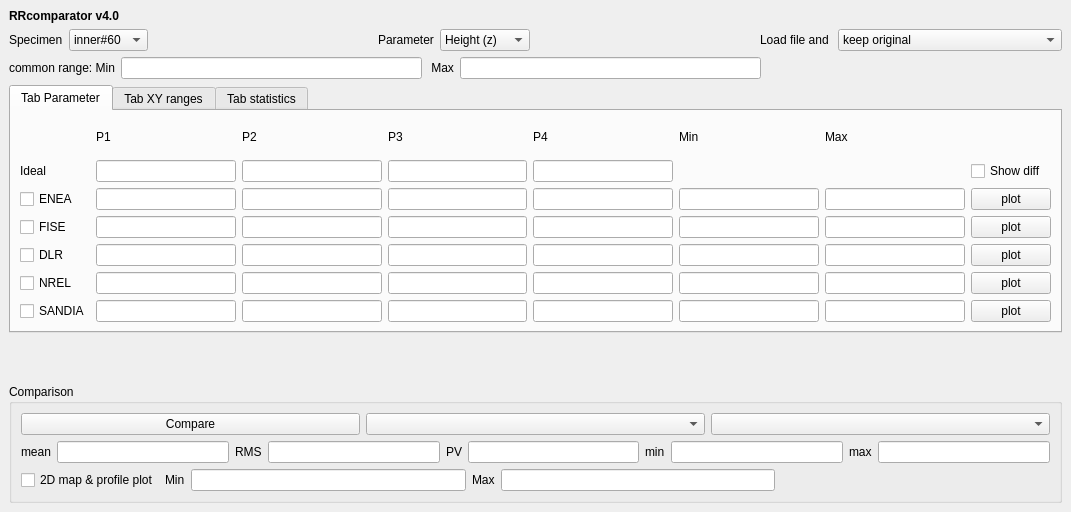
Before: the Qt Designer form Workspace/qtSource/RRcomparator/rrcmp.ui in mmonty1960/RRcomparator, drawn with Qt 5.
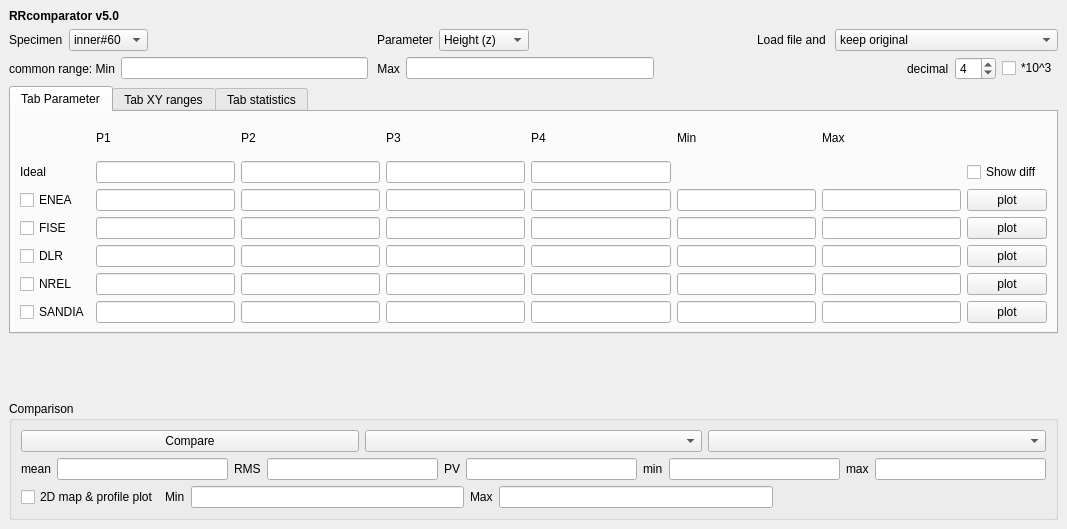
After: the same form once the commit is applied.

Patch:
```diff
--- a/Workspace/qtSource/RRcomparator/rrcmp.ui
+++ b/Workspace/qtSource/RRcomparator/rrcmp.ui
@@ -6,8 +6,8 @@
    <rect>
     <x>0</x>
     <y>0</y>
-    <width>1071</width>
-    <height>512</height>
+    <width>1067</width>
+    <height>529</height>
    </rect>
   </property>
   <property name="windowTitle">
@@ -23,7 +23,7 @@
        </font>
       </property>
       <property name="text">
-       <string>RRcomparator v4.0</string>
+       <string>RRcomparator v5.0</string>
       </property>
      </widget>
     </item>
@@ -206,6 +206,30 @@
         </property>
        </spacer>
       </item>
+      <item>
+       <widget class="QLabel" name="label_40">
+        <property name="text">
+         <string>decimal</string>
+        </property>
+       </widget>
+      </item>
+      <item>
+       <widget class="QSpinBox" name="spinBox_decimal">
+        <property name="maximum">
+         <number>10</number>
+        </property>
+        <property name="value">
+         <number>4</number>
+        </property>
+       </widget>
+      </item>
+      <item>
+       <widget class="QCheckBox" name="checkBox_mrad">
+        <property name="text">
+         <string>*10^3</string>
+        </property>
+       </widget>
+      </item>
      </layout>
     </item>
     <item>
```
